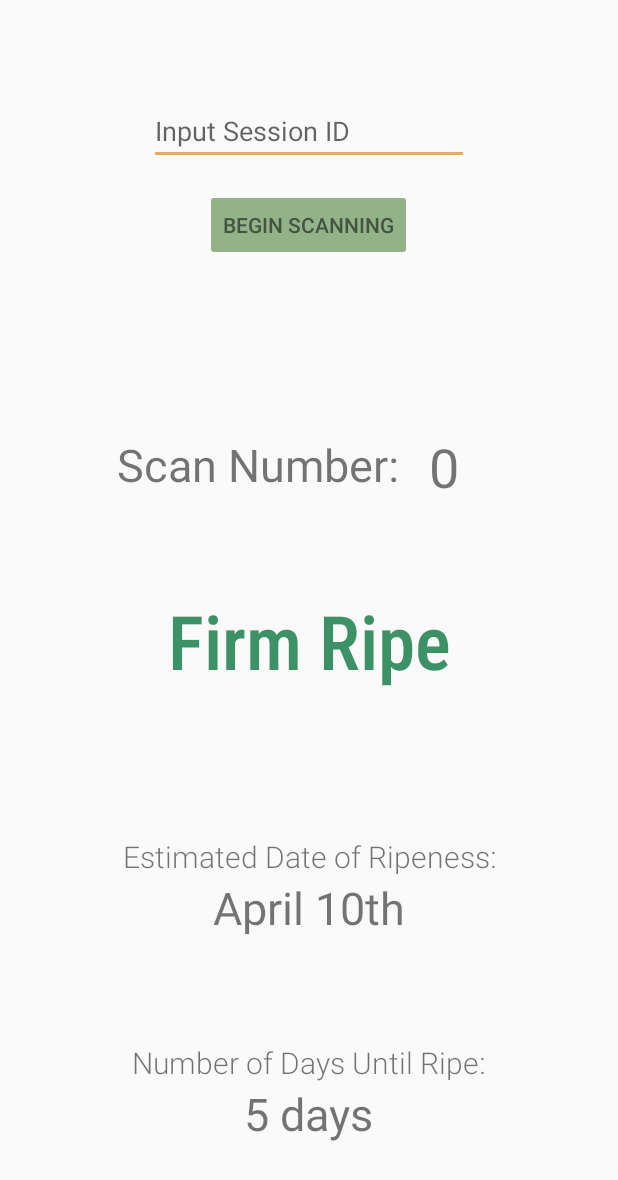
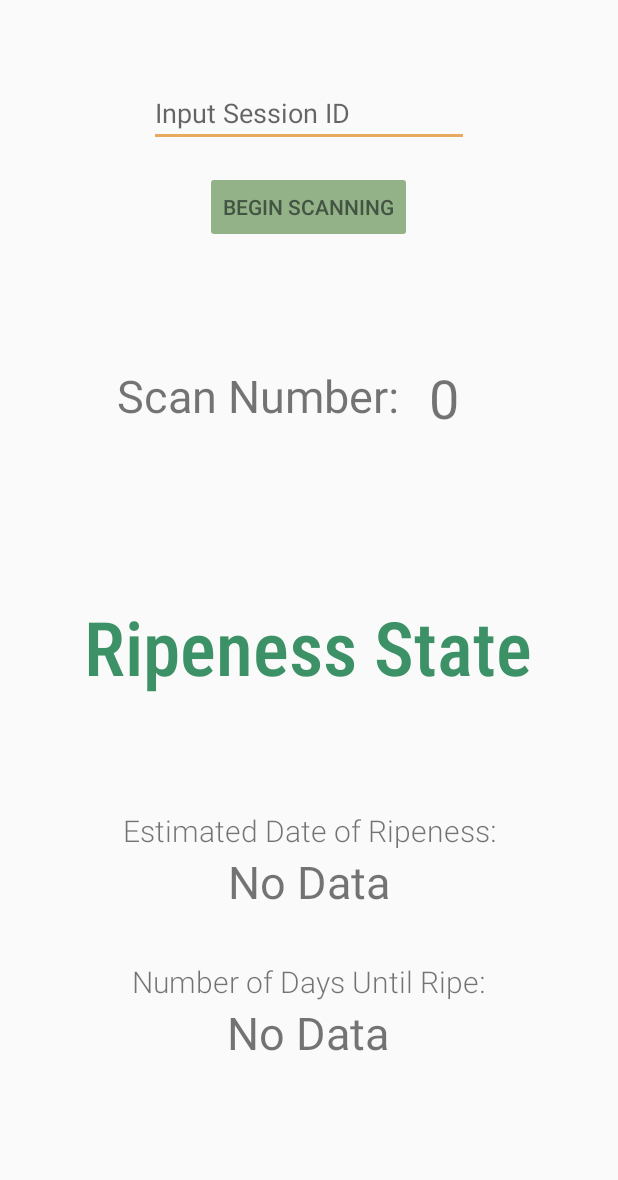
Before and after one commit to Camerajonas/ES96A-App, an Android app: the layout fragment_home.xml on its own in the app's theme, with its tools: preview values and no code run, on a phone screen of 412 x 824 dp. Shown: the top 1180 px of the screen. Run offline under Robolectric (Android 15) with nearby library versions, the light colour scheme and no system bars.

Commit message:
Adjusted the home fragment to update information when new scans are detected.

```diff
--- a/app/src/main/res/layout/fragment_home.xml
+++ b/app/src/main/res/layout/fragment_home.xml
@@ -18,7 +18,7 @@
         app:layout_constraintHorizontal_bias="0.336"
         app:layout_constraintStart_toStartOf="parent"
         app:layout_constraintTop_toTopOf="parent"
-        app:layout_constraintVertical_bias="0.372" />
+        app:layout_constraintVertical_bias="0.313" />
 
     <EditText
         android:id="@+id/text_sessionID"
@@ -44,21 +44,22 @@
         app:layout_constraintEnd_toEndOf="parent"
         app:layout_constraintStart_toStartOf="parent"
         app:layout_constraintTop_toBottomOf="@+id/text_scanNumber"
-        app:layout_constraintVertical_bias="0.668" />
+        app:layout_constraintVertical_bias="0.773" />
 
     <TextView
         android:id="@+id/text_classification"
         android:layout_width="wrap_content"
         android:layout_height="wrap_content"
         android:fontFamily="sans-serif-condensed-medium"
-        android:text="Firm Ripe"
+        android:text="Ripeness State"
         android:textColor="@color/colorPrimaryDark"
         android:textSize="50sp"
         app:layout_constraintBottom_toTopOf="@+id/text_estimate"
         app:layout_constraintEnd_toEndOf="parent"
+        app:layout_constraintHorizontal_bias="0.495"
         app:layout_constraintStart_toStartOf="parent"
         app:layout_constraintTop_toBottomOf="@+id/text_scanNumber"
-        app:layout_constraintVertical_bias="0.373" />
+        app:layout_constraintVertical_bias="0.589" />
 
     <TextView
         android:id="@+id/text_estimate2"
@@ -72,23 +73,23 @@
         app:layout_constraintHorizontal_bias="0.497"
         app:layout_constraintStart_toStartOf="parent"
         app:layout_constraintTop_toBottomOf="@+id/text_scanNumber"
-        app:layout_constraintVertical_bias="0.779" />
+        app:layout_constraintVertical_bias="0.693" />
 
     <TextView
-        android:id="@+id/textView2"
+        android:id="@+id/ripeDate"
         android:layout_width="wrap_content"
         android:layout_height="wrap_content"
-        android:text="April 10th"
+        android:text="No Data"
         android:textSize="30sp"
         app:layout_constraintEnd_toEndOf="parent"
         app:layout_constraintStart_toStartOf="parent"
         app:layout_constraintTop_toBottomOf="@+id/text_estimate" />
 
     <TextView
-        android:id="@+id/textView3"
+        android:id="@+id/ripenessDays"
         android:layout_width="wrap_content"
         android:layout_height="wrap_content"
-        android:text="5 days"
+        android:text="No Data"
         android:textSize="30sp"
         app:layout_constraintEnd_toEndOf="parent"
         app:layout_constraintHorizontal_bias="0.498"
--- a/app/src/main/res/values/strings.xml
+++ b/app/src/main/res/values/strings.xml
@@ -28,8 +28,8 @@
     <string name="text_NDUR">Number of Days Until Ripe:</string>
 
     <!-- Analyze Fragment -->
-    <string name="analyze_page">Instructions:\nInput the session ID you used while scanning to look up batch statistics
-    on all avocados scanned during that session. Be mindful, session ID codes are case sensitive.</string>
+    <string name="analyze_page">Instructions:\nSelect a scan session from the dropdown menu then
+        click analyze to view batch statistics on avocados scanned during that session. </string>
     <string-array name="spinnerNames">
         <item>Name1</item>
         <item>Name2</item>
```
Also changed, not shown: app/src/main/java/pkg/es96a_app/ui/analyze/AnalyzeFragment.java (+25 -5 lines), app/src/main/java/pkg/es96a_app/ui/home/HomeFragment.java (+33 -25 lines), app/src/main/res/layout/fragment_analyze.xml (+31 -10 lines).
